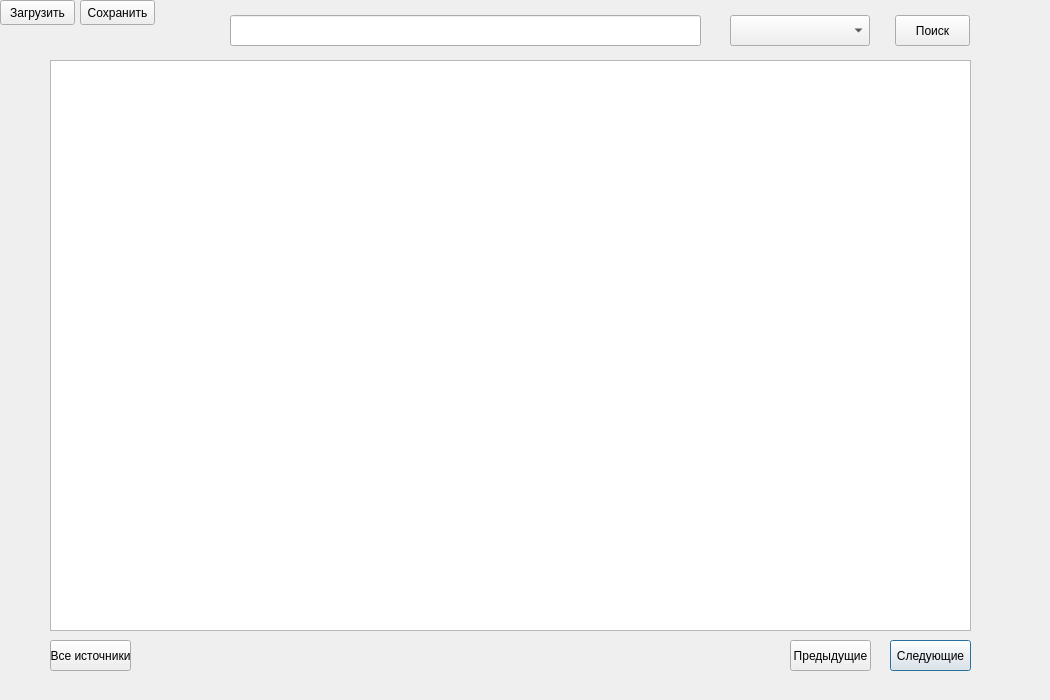
The window that Dialog.ui (Tek4to/pythonPyQT) describes before a commit, drawn with Qt 5.
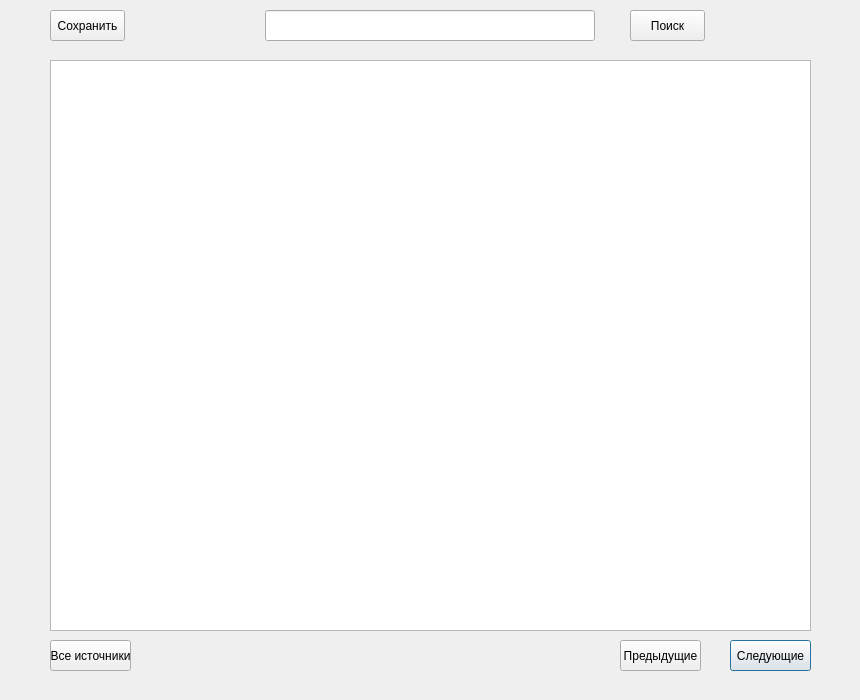
The same window after the commit.

Patch:
```diff
--- a/Dialog.ui
+++ b/Dialog.ui
@@ -6,7 +6,7 @@
    <rect>
     <x>0</x>
     <y>0</y>
-    <width>1050</width>
+    <width>860</width>
     <height>700</height>
    </rect>
   </property>
@@ -18,7 +18,7 @@
     <rect>
      <x>50</x>
      <y>60</y>
-     <width>921</width>
+     <width>761</width>
      <height>571</height>
     </rect>
    </property>
@@ -26,7 +26,7 @@
   <widget class="QPushButton" name="pushButton">
    <property name="geometry">
     <rect>
-     <x>890</x>
+     <x>730</x>
      <y>640</y>
      <width>81</width>
      <height>31</height>
@@ -39,7 +39,7 @@
   <widget class="QPushButton" name="pushButton_2">
    <property name="geometry">
     <rect>
-     <x>790</x>
+     <x>620</x>
      <y>640</y>
      <width>81</width>
      <height>31</height>
@@ -49,26 +49,13 @@
     <string>Предыдущие</string>
    </property>
   </widget>
-  <widget class="QPushButton" name="pushButton_3">
-   <property name="geometry">
-    <rect>
-     <x>0</x>
-     <y>0</y>
-     <width>75</width>
-     <height>25</height>
-    </rect>
-   </property>
-   <property name="text">
-    <string>Загрузить</string>
-   </property>
-  </widget>
   <widget class="QPushButton" name="pushButton_4">
    <property name="geometry">
     <rect>
-     <x>80</x>
-     <y>0</y>
+     <x>50</x>
+     <y>10</y>
      <width>75</width>
-     <height>25</height>
+     <height>31</height>
     </rect>
    </property>
    <property name="text">
@@ -78,9 +65,9 @@
   <widget class="QLineEdit" name="lineEdit">
    <property name="geometry">
     <rect>
-     <x>230</x>
-     <y>15</y>
-     <width>471</width>
+     <x>265</x>
+     <y>10</y>
+     <width>330</width>
      <height>31</height>
     </rect>
    </property>
@@ -88,8 +75,8 @@
   <widget class="QPushButton" name="pushButton_5">
    <property name="geometry">
     <rect>
-     <x>895</x>
-     <y>15</y>
+     <x>630</x>
+     <y>10</y>
      <width>75</width>
      <height>31</height>
     </rect>
@@ -98,16 +85,6 @@
     <string>Поиск</string>
    </property>
   </widget>
-  <widget class="QComboBox" name="comboBox">
-   <property name="geometry">
-    <rect>
-     <x>730</x>
-     <y>15</y>
-     <width>140</width>
-     <height>31</height>
-    </rect>
-   </property>
-  </widget>
   <widget class="QPushButton" name="pushButton_6">
    <property name="geometry">
     <rect>
```
